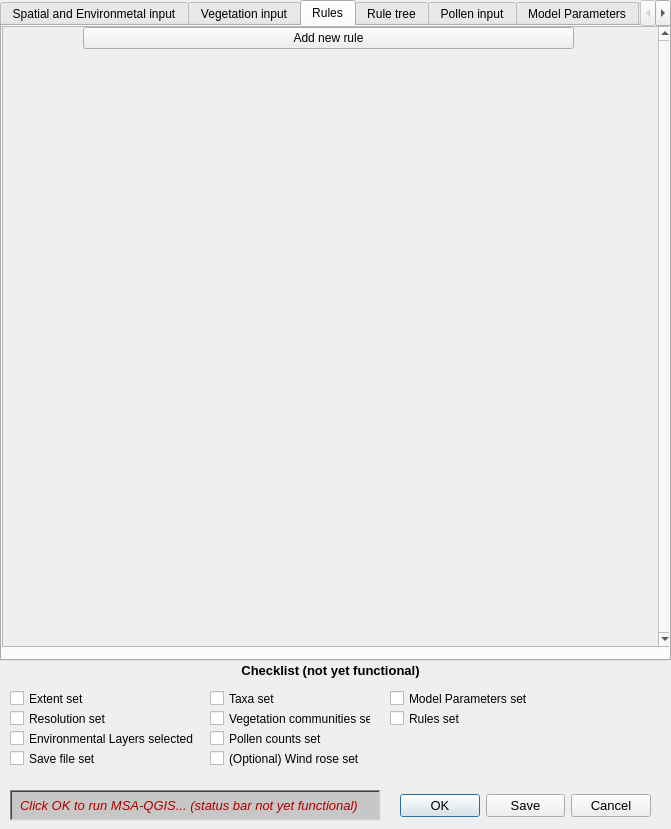
First picture: the form in MSA_QGIS_dialog_base.ui, repository ThyavdBerg/MSA-Q, before the edit.
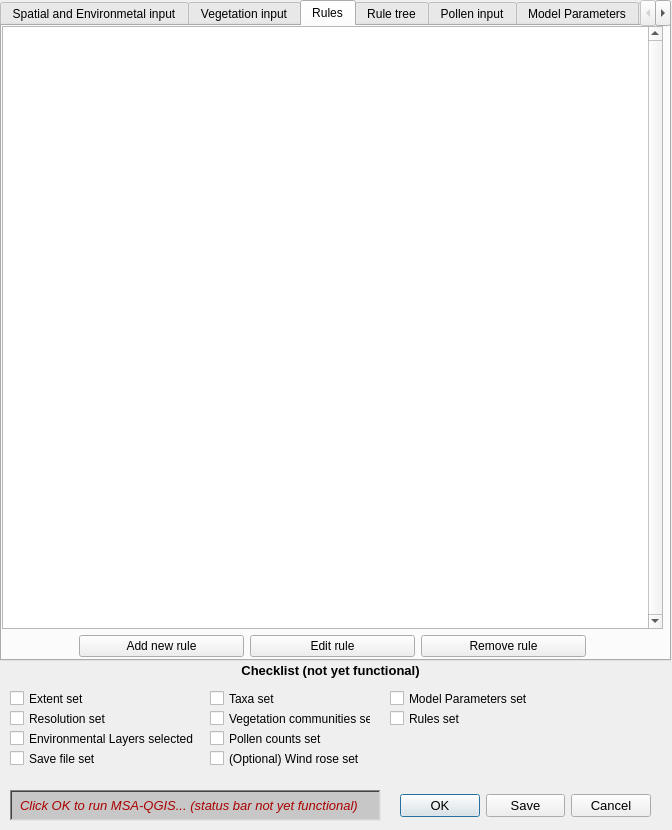
Second picture: the form after the edit. Custom widgets are drawn as their Qt base class.

Commit message: Rules are now written into a dictionary

Diff of the .ui file:
```diff
--- a/MSA_QGIS_dialog_base.ui
+++ b/MSA_QGIS_dialog_base.ui
@@ -6,8 +6,8 @@
    <rect>
     <x>0</x>
     <y>0</y>
-    <width>671</width>
-    <height>829</height>
+    <width>672</width>
+    <height>830</height>
    </rect>
   </property>
   <property name="windowTitle">
@@ -539,45 +539,25 @@
     <attribute name="title">
      <string>Rules</string>
     </attribute>
-    <widget class="QScrollArea" name="scrollArea_rules">
+    <widget class="QWidget" name="">
      <property name="geometry">
       <rect>
        <x>0</x>
        <y>0</y>
-       <width>671</width>
-       <height>621</height>
+       <width>661</width>
+       <height>631</height>
       </rect>
      </property>
+     <layout class="QVBoxLayout" name="verticalLayout_5">
+      <item>
+       <widget class="QListWidget" name="listWidget">
      <property name="verticalScrollBarPolicy">
       <enum>Qt::ScrollBarAlwaysOn</enum>
      </property>
-     <property name="horizontalScrollBarPolicy">
-      <enum>Qt::ScrollBarAlwaysOff</enum>
-     </property>
-     <property name="widgetResizable">
-      <bool>true</bool>
-     </property>
-     <widget class="QWidget" name="scrollAreaWidgetContents_2">
-      <property name="geometry">
-       <rect>
-        <x>0</x>
-        <y>0</y>
-        <width>648</width>
-        <height>619</height>
-       </rect>
-      </property>
-      <widget class="QWidget" name="layoutWidget">
-       <property name="geometry">
-        <rect>
-         <x>0</x>
-         <y>0</y>
-         <width>651</width>
-         <height>621</height>
-        </rect>
-       </property>
-       <layout class="QVBoxLayout" name="vLayout_scrollArea">
+       </widget>
+      </item>
         <item>
-         <layout class="QHBoxLayout" name="hLayout_rulesButtons">
+       <layout class="QHBoxLayout" name="horizontalLayout">
           <item>
            <spacer name="horizontalSpacer_2">
             <property name="orientation">
@@ -588,7 +568,7 @@
             </property>
             <property name="sizeHint" stdset="0">
              <size>
-              <width>80</width>
+            <width>77</width>
               <height>20</height>
              </size>
             </property>
@@ -601,6 +581,20 @@
             </property>
            </widget>
           </item>
+        <item>
+         <widget class="QPushButton" name="pushButton_editRule">
+          <property name="text">
+           <string>Edit rule</string>
+          </property>
+         </widget>
+        </item>
+        <item>
+         <widget class="QPushButton" name="pushButton_removeRule">
+          <property name="text">
+           <string>Remove rule</string>
+          </property>
+         </widget>
+        </item>
           <item>
            <spacer name="horizontalSpacer_3">
             <property name="orientation">
@@ -611,7 +605,7 @@
             </property>
             <property name="sizeHint" stdset="0">
              <size>
-              <width>80</width>
+            <width>77</width>
               <height>20</height>
              </size>
             </property>
@@ -619,22 +613,7 @@
           </item>
          </layout>
         </item>
-        <item>
-         <spacer name="verticalSpacer">
-          <property name="orientation">
-           <enum>Qt::Vertical</enum>
-          </property>
-          <property name="sizeHint" stdset="0">
-           <size>
-            <width>20</width>
-            <height>40</height>
-           </size>
-          </property>
-         </spacer>
-        </item>
-       </layout>
-      </widget>
-     </widget>
+     </layout>
     </widget>
    </widget>
    <widget class="QWidget" name="tab_ruleTree">
@@ -1313,6 +1292,17 @@
     </property>
    </widget>
   </widget>
+  <widget class="QWidget" name="">
+   <property name="geometry">
+    <rect>
+     <x>0</x>
+     <y>0</y>
+     <width>2</width>
+     <height>2</height>
+    </rect>
+   </property>
+   <layout class="QVBoxLayout" name="verticalLayout_4"/>
+  </widget>
  </widget>
  <customwidgets>
   <customwidget>
```
Left out of the diff: 6 changed lines with no effect on the pictures. Lines whose indentation alone changed are shown as unchanged. The commit also changes 3 other files.
